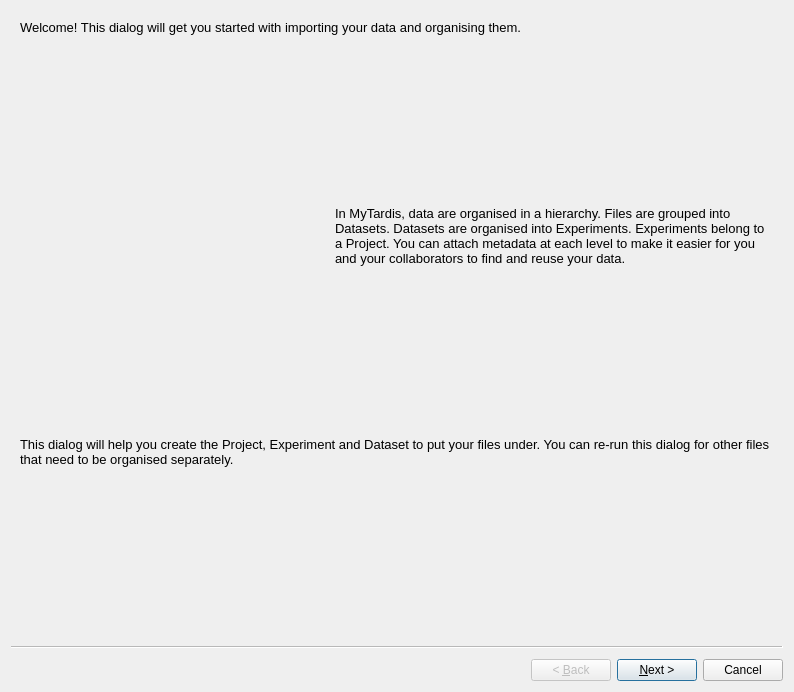
Before: the Qt Designer form ime/ui/ui_add_files_wizard_skip.ui in UoA-eResearch/mytardis_ime, drawn with Qt 5.
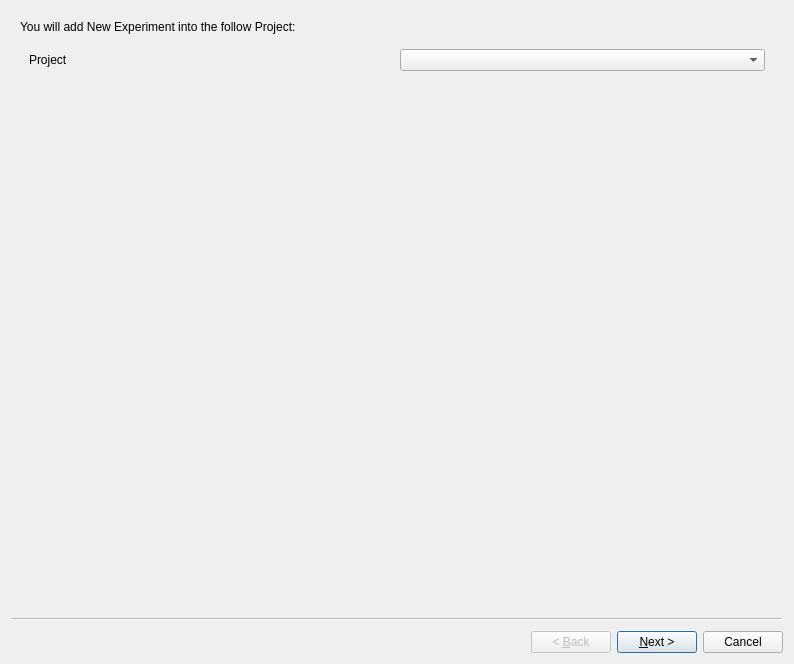
After: the same form once the commit is applied. Icons and pictures are not drawn. Custom widgets are drawn as their Qt base class.

Commit message: enable skipping to specif page after right click

What changed in the file:
```diff
--- a/ime/ui/ui_add_files_wizard_skip.ui
+++ b/ime/ui/ui_add_files_wizard_skip.ui
@@ -7,134 +7,12 @@
     <x>0</x>
     <y>0</y>
     <width>794</width>
-    <height>692</height>
+    <height>664</height>
    </rect>
   </property>
   <property name="windowTitle">
    <string>Import Data</string>
   </property>
-  <widget class="QWizardPage" name="introductionPage">
-   <attribute name="pageId">
-    <string notr="true">0</string>
-   </attribute>
-   <layout class="QGridLayout" name="gridLayout_4">
-    <item row="0" column="0">
-     <layout class="QVBoxLayout" name="verticalLayout">
-      <item>
-       <widget class="QLabel" name="label_9">
-        <property name="font">
-         <font>
-          <pointsize>10</pointsize>
-         </font>
-        </property>
-        <property name="text">
-         <string>Welcome! This dialog will get you started with importing your data and organising them.</string>
-        </property>
-        <property name="wordWrap">
-         <bool>true</bool>
-        </property>
-       </widget>
-      </item>
-      <item>
-       <spacer name="verticalSpacer">
-        <property name="orientation">
-         <enum>Qt::Vertical</enum>
-        </property>
-        <property name="sizeType">
-         <enum>QSizePolicy::Preferred</enum>
-        </property>
-        <property name="sizeHint" stdset="0">
-         <size>
-          <width>20</width>
-          <height>40</height>
-         </size>
-        </property>
-       </spacer>
-      </item>
-      <item>
-       <widget class="QFrame" name="mytardisdatamodelexplanation">
-        <property name="minimumSize">
-         <size>
-          <width>0</width>
-          <height>310</height>
-         </size>
-        </property>
-        <layout class="QHBoxLayout" name="horizontalLayout_3">
-         <item>
-          <widget class="QLabel" name="label_12">
-           <property name="minimumSize">
-            <size>
-             <width>0</width>
-             <height>253</height>
-            </size>
-           </property>
-           <property name="maximumSize">
-            <size>
-             <width>300</width>
-             <height>16777215</height>
-            </size>
-           </property>
-           <property name="text">
-            <string/>
-           </property>
-           <property name="pixmap">
-            <pixmap resource="../../default.qrc">:/resources/text66-1-7.png</pixmap>
-           </property>
-          </widget>
-         </item>
-         <item>
-          <widget class="QLabel" name="label_10">
-           <property name="font">
-            <font>
-             <pointsize>10</pointsize>
-            </font>
-           </property>
-           <property name="text">
-            <string>In MyTardis, data are organised in a hierarchy. Files are grouped into Datasets. Datasets are organised into Experiments. Experiments belong to a Project. You can attach metadata at each level to make it easier for you and your collaborators to find and reuse your data. </string>
-           </property>
-           <property name="wordWrap">
-            <bool>true</bool>
-           </property>
-          </widget>
-         </item>
-        </layout>
-       </widget>
-      </item>
-      <item>
-       <spacer name="verticalSpacer_2">
-        <property name="orientation">
-         <enum>Qt::Vertical</enum>
-        </property>
-        <property name="sizeType">
-         <enum>QSizePolicy::Preferred</enum>
-        </property>
-        <property name="sizeHint" stdset="0">
-         <size>
-          <width>20</width>
-          <height>40</height>
-         </size>
-        </property>
-       </spacer>
-      </item>
-      <item>
-       <widget class="QLabel" name="label_11">
-        <property name="font">
-         <font>
-          <pointsize>10</pointsize>
-         </font>
-        </property>
-        <property name="text">
-         <string>This dialog will help you create the Project, Experiment and Dataset to put your files under. You can re-run this dialog for other files that need to be organised separately.</string>
-        </property>
-        <property name="wordWrap">
-         <bool>true</bool>
-        </property>
-       </widget>
-      </item>
-     </layout>
-    </item>
-   </layout>
-  </widget>
   <widget class="ProjectPage" name="pPage">
    <attribute name="pageId">
     <string notr="true">2</string>
```
Left out of the diff: 2 changed lines with no effect on the pictures. The commit also changes 7758 other files.
